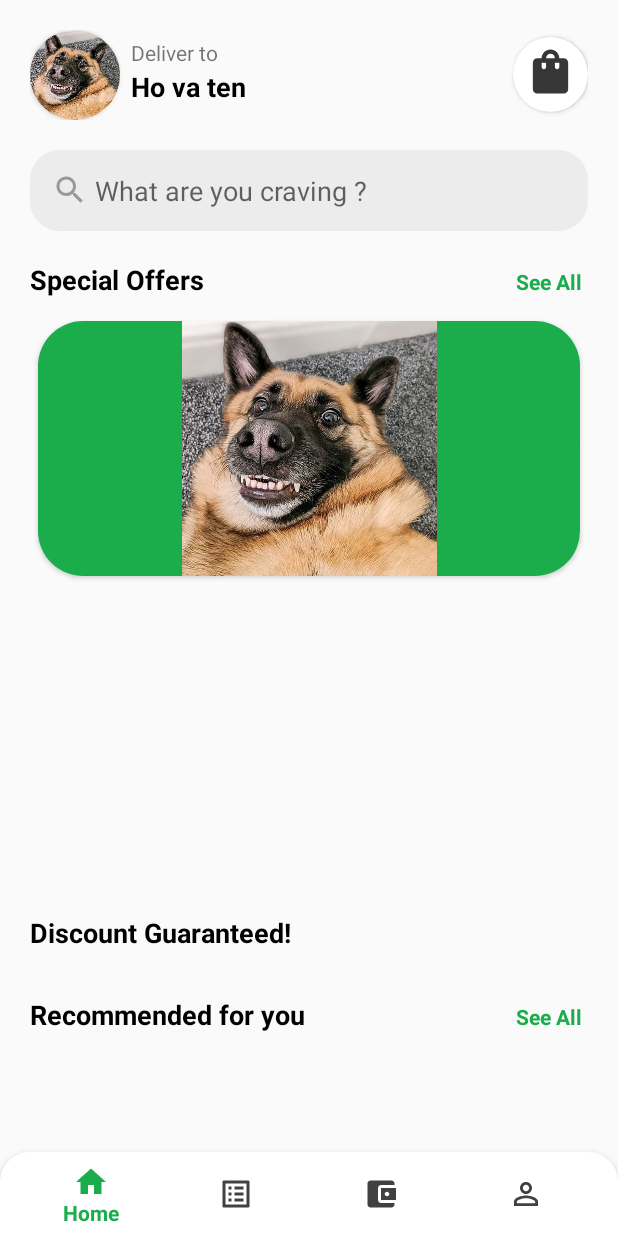
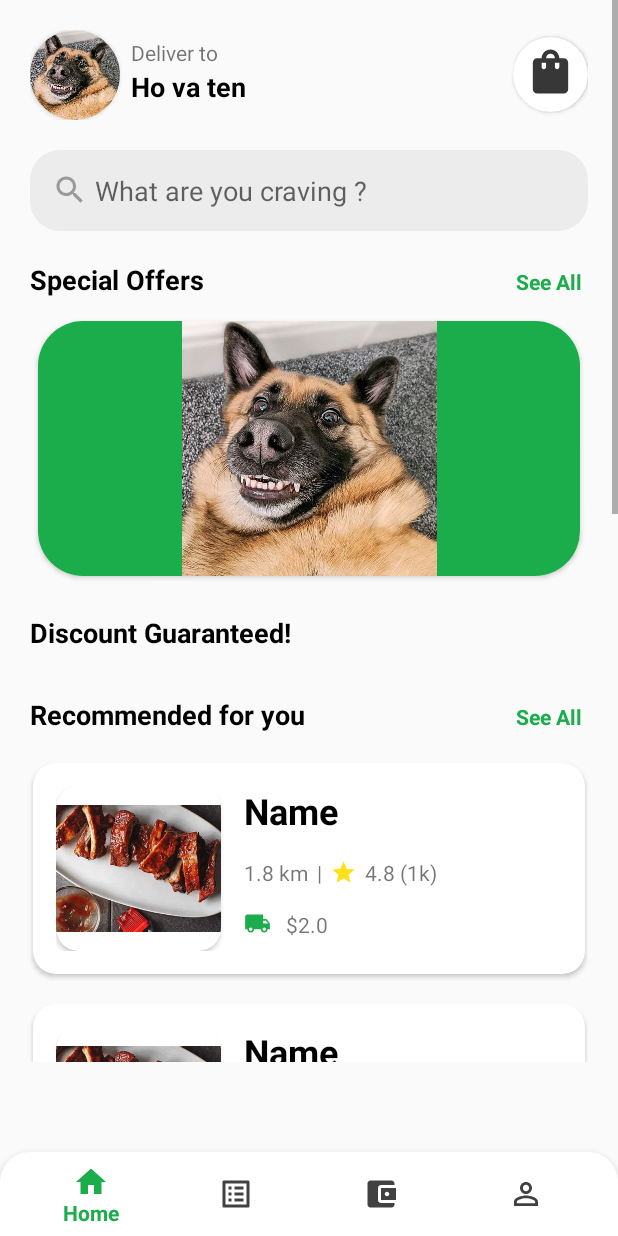
Before and after one commit to 2KDA/OutstandFood_Client, an Android app: the fragment HomeFragment placed in its activity, on a phone screen of 412 x 824 dp. Run offline under Robolectric (Android 15) with nearby library versions, the phone set to English and light mode, and no system bars.

Commit message:
Recommend Food (Do an vip pro)

```diff
--- /dev/null
+++ b/app/src/main/java/android/outstandfood_client/view/screen/fragment/home/Adapter_Discount.java
@@ -0,0 +1,4 @@
+package android.outstandfood_client.view.screen.fragment.home;
+
+public class Adapter_Discount {
+}
--- /dev/null
+++ b/app/src/main/java/android/outstandfood_client/view/screen/fragment/home/Adapter_Recommended.java
@@ -0,0 +1,82 @@
+package android.outstandfood_client.view.screen.fragment.home;
+
+import android.annotation.SuppressLint;
+import android.content.Context;
+import android.outstandfood_client.R;
+import android.view.LayoutInflater;
+import android.view.View;
+import android.view.ViewGroup;
+import android.widget.ImageView;
+import android.widget.TextView;
+import android.widget.Toast;
+
+import androidx.annotation.NonNull;
+import androidx.recyclerview.widget.RecyclerView;
+
+import java.util.ArrayList;
+
+public class Adapter_Recommended extends RecyclerView.Adapter<Adapter_Recommended.UserViewHolder> {
+
+    private Context mContext;
+    private ArrayList<Food> lis_recommended;
+
+    public Adapter_Recommended(Context mContext) {
+        this.mContext = mContext;
+    }
+
+    public void setData(ArrayList<Food> lis_recommended) {
+        this.lis_recommended = lis_recommended;
+        notifyDataSetChanged();
+    }
+
+    @NonNull
+    @Override
+    public UserViewHolder onCreateViewHolder(@NonNull ViewGroup parent, int viewType) {
+        View v = LayoutInflater.from(parent.getContext()).inflate(R.layout.home_item_recommended, parent, false);
+        return new UserViewHolder(v);
+    }
+
+    @SuppressLint("SetTextI18n")
+    @Override
+    public void onBindViewHolder(@NonNull UserViewHolder holder, int position) {
+        Food recommended = lis_recommended.get(position);
+
+        if (recommended == null) return;
+
+        holder.img_item_home_ActionMenu_recommended_avt.setImageResource(recommended.getAvt());
+        holder.tv_item_home_ActionMenu_recommended_name.setText(recommended.getName());
+        holder.tv_item_home_ActionMenu_recommended_khoangCach.setText(recommended.getKhoangCach() + " km");
+        holder.tv_item_home_ActionMenu_recommended_danhGia.setText(recommended.getDanhGia() + " (" + recommended.getSoNguoiDanhGia() + "k)");
+        holder.tv_item_home_ActionMenu_recommended_phiShip.setText("$" + recommended.getPhiShip());
+
+        holder.itemView.setOnClickListener(new View.OnClickListener() {
+            @Override
+            public void onClick(View view) {
+                Toast.makeText(mContext, recommended.getName(), Toast.LENGTH_SHORT).show();
+            }
+        });
+    }
+
+    @Override
+    public int getItemCount() {
+        if (lis_recommended != null) return lis_recommended.size();
+        return 0;
+    }
+
+    public class UserViewHolder extends RecyclerView.ViewHolder {
+
+        private ImageView img_item_home_ActionMenu_recommended_avt;
+        private TextView tv_item_home_ActionMenu_recommended_name, tv_item_home_ActionMenu_recommended_khoangCach, tv_item_home_ActionMenu_recommended_danhGia, tv_item_home_ActionMenu_recommended_phiShip;
+
+        public UserViewHolder(@NonNull View itemView) {
+            super(itemView);
+
+            img_item_home_ActionMenu_recommended_avt = itemView.findViewById(R.id.item_home_ActionMenu_recommended_avt);
+            tv_item_home_ActionMenu_recommended_name = itemView.findViewById(R.id.item_home_ActionMenu_recommended_name);
+            tv_item_home_ActionMenu_recommended_khoangCach = itemView.findViewById(R.id.item_home_ActionMenu_recommended_khoangCach);
+            tv_item_home_ActionMenu_recommended_danhGia = itemView.findViewById(R.id.item_home_ActionMenu_recommended_danhGia);
+            tv_item_home_ActionMenu_recommended_phiShip = itemView.findViewById(R.id.item_home_ActionMenu_recommended_phiShip);
+
+        }
+    }
+}
--- /dev/null
+++ b/app/src/main/java/android/outstandfood_client/view/screen/fragment/home/Food.java
@@ -0,0 +1,96 @@
+package android.outstandfood_client.view.screen.fragment.home;
+
+public class Food {
+    int id;
+    int id_loai;
+    int avt;
+    String name;
+    double khoangCach;
+    double danhGia;
+    int soNguoiDanhGia;
+    double gia;
+    double phiShip;
+
+
+    public Food(int avt, String name, double khoangCach, double danhGia, int soNguoiDanhGia, double gia, double phiShip) {
+        this.avt = avt;
+        this.name = name;
+        this.khoangCach = khoangCach;
+        this.danhGia = danhGia;
+        this.soNguoiDanhGia = soNguoiDanhGia;
+        this.gia = gia;
+        this.phiShip = phiShip;
+    }
+
+    public int getId_loai() {
+        return id_loai;
+    }
+
+    public void setId_loai(int id_loai) {
+        this.id_loai = id_loai;
+    }
+
+    public int getId() {
+        return id;
+    }
+
+    public void setId(int id) {
+        this.id = id;
+    }
+
+    public int getAvt() {
+        return avt;
+    }
+
+    public void setAvt(int avt) {
+        this.avt = avt;
+    }
+
+    public String getName() {
+        return name;
+    }
+
+    public void setName(String name) {
+        this.name = name;
+    }
+
+    public double getKhoangCach() {
+        return khoangCach;
+    }
+
+    public void setKhoangCach(double khoangCach) {
+        this.khoangCach = khoangCach;
+    }
+
+    public double getDanhGia() {
+        return danhGia;
+    }
+
+    public void setDanhGia(double danhGia) {
+        this.danhGia = danhGia;
+    }
+
+    public int getSoNguoiDanhGia() {
+        return soNguoiDanhGia;
+    }
+
+    public void setSoNguoiDanhGia(int soNguoiDanhGia) {
+        this.soNguoiDanhGia = soNguoiDanhGia;
+    }
+
+    public double getGia() {
+        return gia;
+    }
+
+    public void setGia(double gia) {
+        this.gia = gia;
+    }
+
+    public double getPhiShip() {
+        return phiShip;
+    }
+
+    public void setPhiShip(double phiShip) {
+        this.phiShip = phiShip;
+    }
+}
--- a/app/src/main/java/android/outstandfood_client/view/screen/fragment/home/HomeFragment.java
+++ b/app/src/main/java/android/outstandfood_client/view/screen/fragment/home/HomeFragment.java
@@ -8,7 +8,6 @@ import androidx.fragment.app.Fragment;
 import androidx.recyclerview.widget.LinearLayoutManager;
 import androidx.recyclerview.widget.RecyclerView;
 
-import android.outstandfood_client.models.Food;
 import android.view.LayoutInflater;
 import android.view.View;
 import android.view.ViewGroup;
@@ -35,11 +34,13 @@ public class HomeFragment extends Fragment {
 //    private Adapter_Foodtype adapter_FoodType;
 //    private GridView gridView_home_ActionMenu_home_FoodType;
 
+    // Do an giam gia
     private ArrayList<Food> lis_food = new ArrayList<>();
 //    private Adapter_Discount adapter_discount;
-    private RecyclerView recyclerView_home_ActionMenu_home_Discout;
+//    private RecyclerView recyclerView_home_ActionMenu_home_Discout;
 
-//    private Adapter_Recommended adapter_recommended;
+    // Do an vip pro
+   private Adapter_Recommended adapter_recommended;
     private RecyclerView recyclerView_home_ActionMenu_home_Recommended;
 
     private ArrayList<Integer> lis_bannerSale = new ArrayList<>();
@@ -54,12 +55,15 @@ public class HomeFragment extends Fragment {
         tv_home_ActionMenu_homeRecommended_seeAll = view.findViewById(R.id.home_ActionMenu_homeRecommended_seeAll);
 
 //        gridView_home_ActionMenu_home_FoodType = view.findViewById(R.id.home_ActionMenu_home_FoodType);
-        recyclerView_home_ActionMenu_home_Discout = view.findViewById(R.id.home_ActionMenu_home_Discount);
+//        recyclerView_home_ActionMenu_home_Discout = view.findViewById(R.id.home_ActionMenu_home_Discount);
         recyclerView_home_ActionMenu_home_Recommended = view.findViewById(R.id.home_ActionMenu_home_Recommended);
         recyclerView_home_ActionMenu_Special_banner = view.findViewById(R.id.home_ActionMenu_Special_banner);
     }
 
-
+    public static HomeFragment newInstance() {
+        HomeFragment fragment = new HomeFragment();
+        return fragment;
+    }
     public static HomeFragment newInstance(String param1, String param2) {
         HomeFragment fragment = new HomeFragment();
         Bundle args = new Bundle();
@@ -82,7 +86,6 @@ public class HomeFragment extends Fragment {
         AnhXa(view);
 
         //Special-Offers
-
         adapter_special_offers = new Adapter_Special_offers(getContext());
         adapter_special_offers.setData(lis_bannerSale);
 
@@ -95,6 +98,22 @@ public class HomeFragment extends Fragment {
         lis_bannerSale.add(R.drawable.avt_test);
         lis_bannerSale.add(R.drawable.avt_test);
 
+        //Recommended Food
+        adapter_recommended = new Adapter_Recommended(getContext());
+        adapter_recommended.setData(lis_food);
+
+        LinearLayoutManager manager1 = new LinearLayoutManager(getContext(),LinearLayoutManager.VERTICAL,false);
+        recyclerView_home_ActionMenu_home_Recommended.setLayoutManager(manager1);
+        recyclerView_home_ActionMenu_home_Recommended.setAdapter(adapter_recommended);
+
+        lis_food.add(new Food(R.drawable.suon,"Name",1.8,4.8,1,6.00,2.00));
+        lis_food.add(new Food(R.drawable.suon,"Name",1.8,4.8,1,6.00,2.00));
+        lis_food.add(new Food(R.drawable.suon,"Name",1.8,4.8,1,6.00,2.00));
+        lis_food.add(new Food(R.drawable.suon,"Name",1.8,4.8,1,6.00,2.00));
+        lis_food.add(new Food(R.drawable.suon,"Name",1.8,4.8,1,6.00,2.00));
+        lis_food.add(new Food(R.drawable.suon,"Name",1.8,4.8,1,6.00,2.00));
+
+
     }
 
     @Override
--- a/app/src/main/res/layout/fragment_home.xml
+++ b/app/src/main/res/layout/fragment_home.xml
@@ -119,13 +119,13 @@
                 android:layout_below="@+id/home_ActionMenu_Special_tvTitle"
                 android:layout_marginTop="10dp" />
 
-            <GridView
-                android:id="@+id/home_ActionMenu_home_FoodType"
-                android:layout_width="match_parent"
-                android:layout_height="180dp"
-                android:numColumns="4"
-                android:layout_marginTop="20dp"
-                android:layout_below="@+id/home_ActionMenu_Special_banner"/>
+<!--            <GridView-->
+<!--                android:id="@+id/home_ActionMenu_home_FoodType"-->
+<!--                android:layout_width="match_parent"-->
+<!--                android:layout_height="180dp"-->
+<!--                android:numColumns="4"-->
+<!--                android:layout_marginTop="20dp"-->
+<!--                android:layout_below="@+id/home_ActionMenu_Special_banner"/>-->
 
 
 
--- /dev/null
+++ b/app/src/main/res/layout/home_item_recommended.xml
@@ -0,0 +1,107 @@
+<?xml version="1.0" encoding="utf-8"?>
+<androidx.cardview.widget.CardView xmlns:android="http://schemas.android.com/apk/res/android"
+    android:layout_width="match_parent"
+    android:layout_height="wrap_content"
+    xmlns:app="http://schemas.android.com/apk/res-auto"
+    app:cardCornerRadius="15dp"
+    android:layout_marginTop="10dp"
+    android:layout_marginBottom="10dp"
+    android:layout_marginLeft="2dp"
+    android:layout_marginRight="2dp">
+
+    <RelativeLayout
+        android:layout_width="match_parent"
+        android:layout_height="wrap_content"
+        android:padding="15dp">
+
+
+
+        <androidx.cardview.widget.CardView
+            android:id="@+id/hover_home_itemRecommended_imgAvt"
+            android:layout_width="wrap_content"
+            android:layout_height="wrap_content"
+            app:cardCornerRadius="15dp">
+
+            <ImageView
+                android:id="@+id/item_home_ActionMenu_recommended_avt"
+                android:layout_width="110dp"
+                android:layout_height="110dp"
+                android:src="@drawable/suon"/>
+
+        </androidx.cardview.widget.CardView>
+
+        <TextView
+            android:id="@+id/item_home_ActionMenu_recommended_name"
+            android:layout_width="wrap_content"
+            android:layout_height="wrap_content"
+            android:text="Name"
+            android:textSize="24dp"
+            android:textColor="@color/black"
+            android:textStyle="bold"
+            android:layout_toRightOf="@+id/hover_home_itemRecommended_imgAvt"
+            android:layout_marginLeft="15dp"/>
+
+        <TextView
+            android:id="@+id/item_home_ActionMenu_recommended_khoangCach"
+            android:layout_width="wrap_content"
+            android:layout_height="wrap_content"
+            android:text="800m"
+            android:layout_toRightOf="@+id/hover_home_itemRecommended_imgAvt"
+            android:layout_below="@+id/item_home_ActionMenu_recommended_name"
+            android:layout_marginLeft="15dp"
+            android:layout_marginTop="15dp"/>
+
+        <TextView
+            android:id="@+id/hover_home_itemRecommended_tvKhoangCach"
+            android:layout_width="wrap_content"
+            android:layout_height="wrap_content"
+            android:text="|"
+            android:layout_toRightOf="@+id/item_home_ActionMenu_recommended_khoangCach"
+            android:layout_below="@+id/item_home_ActionMenu_recommended_name"
+            android:layout_marginTop="15dp"
+            android:layout_marginLeft="6dp"/>
+
+        <ImageView
+            android:id="@+id/hover_home_itemRecommended_imgStar"
+            android:layout_width="18dp"
+            android:layout_height="18dp"
+            android:src="@drawable/ic_star_24"
+            android:layout_toRightOf="@+id/hover_home_itemRecommended_tvKhoangCach"
+            android:layout_below="@+id/item_home_ActionMenu_recommended_name"
+            android:layout_marginTop="16dp"
+            android:layout_marginLeft="5dp"/>
+
+        <TextView
+            android:id="@+id/item_home_ActionMenu_recommended_danhGia"
+            android:layout_width="wrap_content"
+            android:layout_height="wrap_content"
+            android:text="4.9 (2.3k)"
+            android:layout_toRightOf="@+id/hover_home_itemRecommended_imgStar"
+            android:layout_below="@+id/item_home_ActionMenu_recommended_name"
+            android:layout_marginTop="15dp"
+            android:layout_marginLeft="5dp"/>
+
+
+        <ImageView
+            android:id="@+id/hover_home_itemRecommended_imgShip"
+            android:layout_width="18dp"
+            android:layout_height="18dp"
+            android:src="@drawable/ic_shipping_24"
+            android:layout_toRightOf="@+id/hover_home_itemRecommended_imgAvt"
+            android:layout_below="@+id/item_home_ActionMenu_recommended_khoangCach"
+            android:layout_marginTop="15dp"
+            android:layout_marginLeft="15dp"/>
+
+        <TextView
+            android:id="@+id/item_home_ActionMenu_recommended_phiShip"
+            android:layout_width="wrap_content"
+            android:layout_height="wrap_content"
+            android:text="$1.50"
+            android:layout_toRightOf="@+id/hover_home_itemRecommended_imgShip"
+            android:layout_below="@+id/item_home_ActionMenu_recommended_khoangCach"
+            android:layout_marginTop="15dp"
+            android:layout_marginLeft="10dp"/>
+
+    </RelativeLayout>
+
+</androidx.cardview.widget.CardView>
```
Also changed, not shown: app/src/main/res/drawable/suon.jpg (added).
